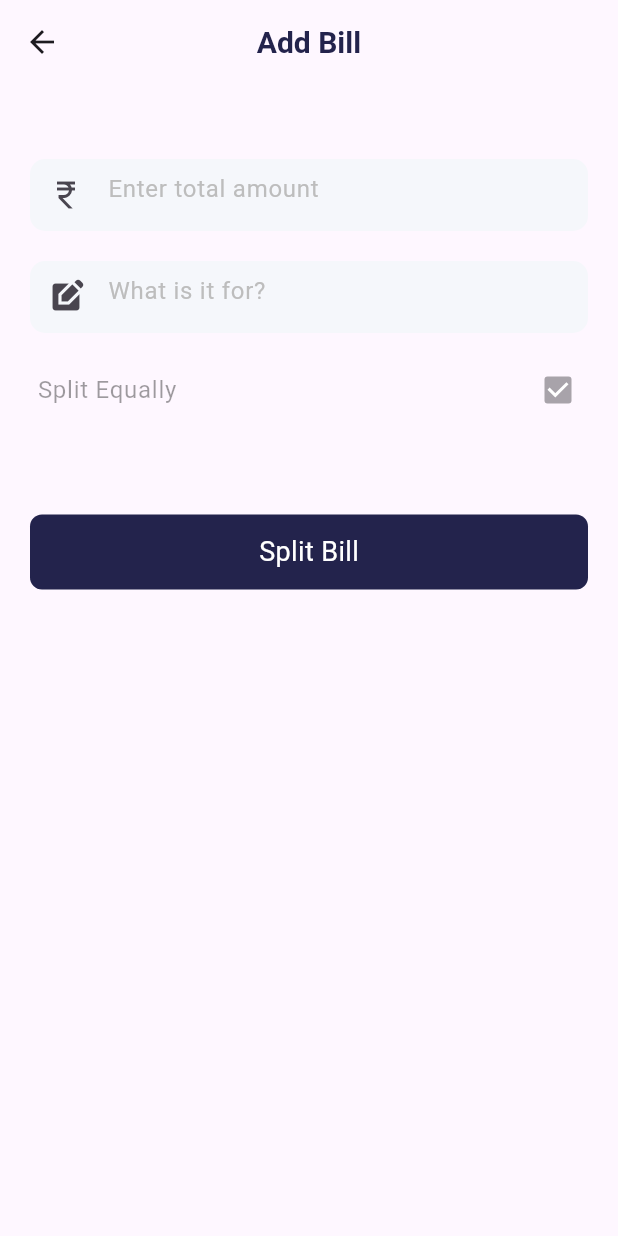
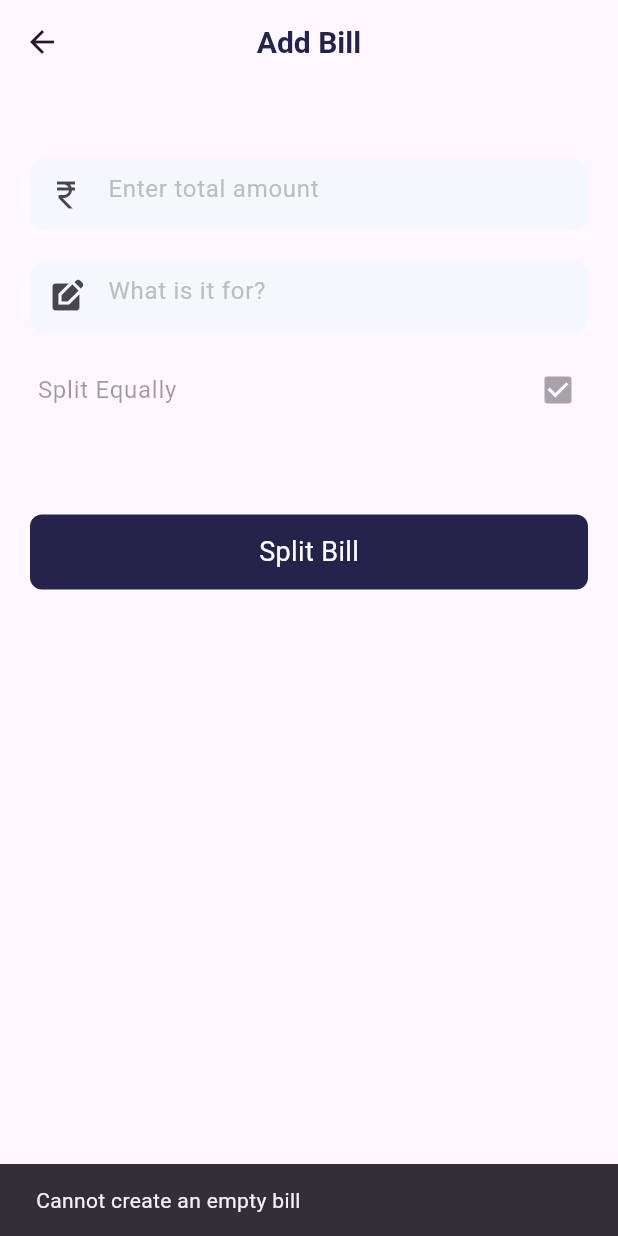
Before and after one commit to allenfencer/Splitz, a Flutter app: the SplitBillScreen screen opened directly, after a tap on "Split Bill", on a phone screen of 412 x 824 dp. Run offline on Flutter 3.47's test engine with Material 2 defaults, Android fonts, the phone set to English and light mode, and no system bars; our stand-ins replace cloud_firestore, firebase_auth, firebase_core, flutter_secure_storage, shimmer; accounts and stored records are empty.

Commit message:
fixed minor bugs

```diff
--- a/lib/views/home_screen.dart
+++ b/lib/views/home_screen.dart
@@ -292,7 +292,10 @@ class _HomeScreenState extends State<HomeScreen> {
                         height: 10,
                       ),
                       FutureBuilder(
-                        future: userRef,
+                        future: FirebaseFirestore.instance
+                            .collection('users')
+                            .doc(FirebaseAuth.instance.currentUser!.uid)
+                            .get(),
                         builder: (context, snapshot) {
                           if (snapshot.hasData) {
                             List<dynamic> grpData =
--- a/lib/views/split_bill_screen.dart
+++ b/lib/views/split_bill_screen.dart
@@ -79,13 +79,18 @@ class _SplitBillScreenState extends State<SplitBillScreen> {
                     splitEqually = val!;
                   });
                 }),
-
             const SizedBox(
               height: 50,
             ),
             CustomButton(
                 buttonText: 'Split Bill',
                 function: () async {
+                  if (amountController.text.isEmpty &&
+                      splitTitleController.text.isEmpty) {
+                    ScaffoldMessenger.of(context).showSnackBar(const SnackBar(
+                        content: Text('Cannot create an empty bill')));
+                    return;
+                  }
                   final splitAmount = double.parse(amountController.text) /
                       (widget.noOfMembers! - 1);
                   List paidMembers = [FirebaseAuth.instance.currentUser!.uid];
```
Also changed, not shown: lib/views/create_group_screen.dart (+7 -11 lines).
